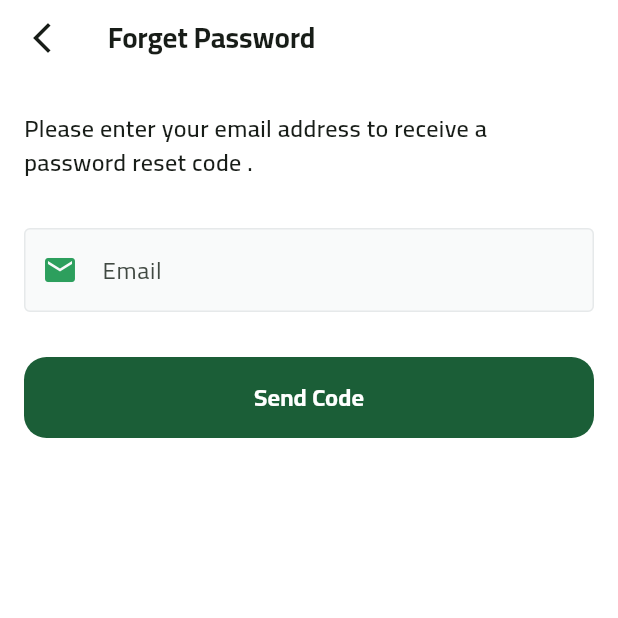
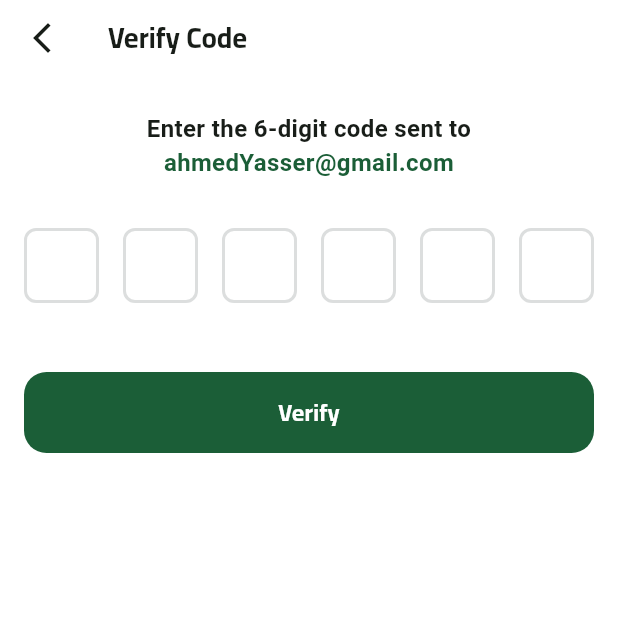
Before and after one commit to AhmedYasserww/Adlly-App, a Flutter app: the ForgetPasswordView screen opened by its route, after a tap on "Send Code", on a phone screen of 412 x 824 dp, the top half of it. Run offline on Flutter 3.47's test engine with Material 3 defaults, Android fonts, the phone set to English and light mode, and no system bars; drawn by our look-alikes of pin_code_fields; our stand-ins replace bloc, flutter_svg, modal_progress_hud_nsn, shared_preferences; accounts and stored records are empty.

Commit message:
finish forget password and verify cody ui done

```diff
--- a/lib/core/helper_functions/on_generate_routes.dart
+++ b/lib/core/helper_functions/on_generate_routes.dart
@@ -2,6 +2,7 @@
 import 'package:adlly_app/features/auth/presentation/views/forget_password_view.dart';
 import 'package:adlly_app/features/auth/presentation/views/sign_in_view.dart';
 import 'package:adlly_app/features/auth/presentation/views/sign_up_view.dart';
+import 'package:adlly_app/features/auth/presentation/views/verify_code_view.dart';
 import 'package:flutter/material.dart';
 
 Route<dynamic> onGenerateRoutes(RouteSettings settings) {
@@ -12,6 +13,8 @@ Route<dynamic> onGenerateRoutes(RouteSettings settings) {
       return MaterialPageRoute(builder: (context) => const SignUpView());
      case ForgetPasswordView.routeName:
       return MaterialPageRoute(builder: (context) => const ForgetPasswordView());
+      case VerifyCodeView.routeName:
+      return MaterialPageRoute(builder: (context) => const VerifyCodeView());
     default:
       return MaterialPageRoute(builder: (context) => const Scaffold());
   }
--- /dev/null
+++ b/lib/features/auth/presentation/views/verify_code_view.dart
@@ -0,0 +1,15 @@
+import 'package:adlly_app/core/widgets/custom_app_bar.dart';
+import 'package:adlly_app/features/auth/presentation/views/widgets/verify_code_view_body.dart';
+import 'package:flutter/material.dart';
+class VerifyCodeView extends StatelessWidget {
+  const VerifyCodeView({super.key});
+  static const String routeName = 'verify-code';
+
+  @override
+  Widget build(BuildContext context) {
+    return const Scaffold(
+      appBar: CustomAppBar(title: "Verify Code",),
+      body:  VerifyCodeViewBody(),
+    );
+  }
+}
--- a/lib/features/auth/presentation/views/widgets/forget_password_view_body.dart
+++ b/lib/features/auth/presentation/views/widgets/forget_password_view_body.dart
@@ -1,4 +1,5 @@
 import 'package:adlly_app/core/widgets/custom_button.dart';
+import 'package:adlly_app/features/auth/presentation/views/verify_code_view.dart';
 import 'package:adlly_app/features/auth/presentation/views/widgets/custom_email_text_field.dart';
 import 'package:flutter/material.dart';
 
@@ -26,10 +27,11 @@ class _ForgetPasswordViewBodyState extends State<ForgetPasswordViewBody> {
   Widget build(BuildContext context) {
     return Padding(
       padding: const EdgeInsets.symmetric(horizontal: 16),
-      child:  Column(
+      child:  SingleChildScrollView(
+        child: Column(
           children: [
             const SizedBox(height: 24 ,),
-const Text("Please enter your email address to receive a password reset code .",style: AppTextStyles.semiBold16,),
+        const Text("Please enter your email address to receive a password reset code .",style: AppTextStyles.semiBold16,  textAlign: TextAlign.center,),
             const SizedBox(height: 32,),
             EmailField(
                 emailController: emailController
@@ -37,9 +39,12 @@ const Text("Please enter your email address to receive a password reset code .",
             const SizedBox(height: 30,),
             CustomButton(
               text: "Send Code",
-            onPressed: (){},
+              onPressed: (){
+                Navigator.of(context).pushNamed(VerifyCodeView.routeName);
+              },
             )
           ],
+        ),
       ),
     );
   }
--- /dev/null
+++ b/lib/features/auth/presentation/views/widgets/verify_code_view_body.dart
@@ -0,0 +1,72 @@
+import 'dart:developer';
+
+import 'package:adlly_app/core/utils/app_color.dart';
+import 'package:adlly_app/core/widgets/custom_button.dart';
+import 'package:flutter/material.dart';
+import 'package:pin_code_fields/pin_code_fields.dart';
+
+import '../../../../../core/utils/app_text_styles.dart';
+
+class VerifyCodeViewBody extends StatelessWidget {
+  const VerifyCodeViewBody({super.key});
+
+  @override
+  Widget build(BuildContext context) {
+    return Padding(
+      padding: const EdgeInsets.symmetric(horizontal: 16),
+      child: Column(
+        crossAxisAlignment: CrossAxisAlignment.center,
+        children: [
+          const SizedBox(height: 24),
+          Align(
+            alignment: Alignment.center ,
+            child: Padding(
+              padding: const EdgeInsets.symmetric(horizontal: 16),
+              child: Text.rich(
+                TextSpan(
+                  text: "Enter the 6-digit code sent to \n",
+                  style: AppTextStyles.semiBold16,
+                  children: [
+                    TextSpan(
+                      text: "ahmedYasser@gmail.com",
+                      style: AppTextStyles.semiBold16.copyWith(
+                        color: AppColors.primaryColor,
+                      ),
+                    ),
+                  ],
+                ),
+                textAlign: TextAlign.center,
+              ),
+            ),
+          ),
+          const SizedBox(height: 32),
+          PinCodeTextField(
+            appContext: context,
+            length: 6,
+            obscureText: false,
+            keyboardType: TextInputType.number,
+            animationType: AnimationType.fade,
+            pinTheme: PinTheme(
+              shape: PinCodeFieldShape.box,
+              borderRadius: BorderRadius.circular(8),
+              fieldHeight: 50,
+              fieldWidth: 50,
+              activeFillColor: Colors.white,
+              inactiveColor: const Color(0xFFDCDEDE),
+              activeColor: AppColors.primaryColor,
+              selectedColor: AppColors.secondaryColor,
+            ),
+            animationDuration: const Duration(milliseconds: 300),
+            backgroundColor: Colors.transparent,
+           // enableActiveFill: true,
+            onChanged: (value) {
+                log("Entered code: $value");
+            },
+          ),
+          const SizedBox(height: 30,),
+          CustomButton(text: "Verify",onPressed: (){},),
+        ],
+      ),
+    );
+  }
+}
--- a/pubspec.yaml
+++ b/pubspec.yaml
@@ -45,6 +45,7 @@ dependencies:
   dio: ^5.8.0+1
   flutter_svg_provider: ^1.0.7
   go_router: ^14.2.0
+  pin_code_fields: ^8.0.1
 
 dev_dependencies:
   flutter_test:
```
Also changed, not shown: pubspec.lock. Lines whose indentation alone changed are shown as unchanged.
